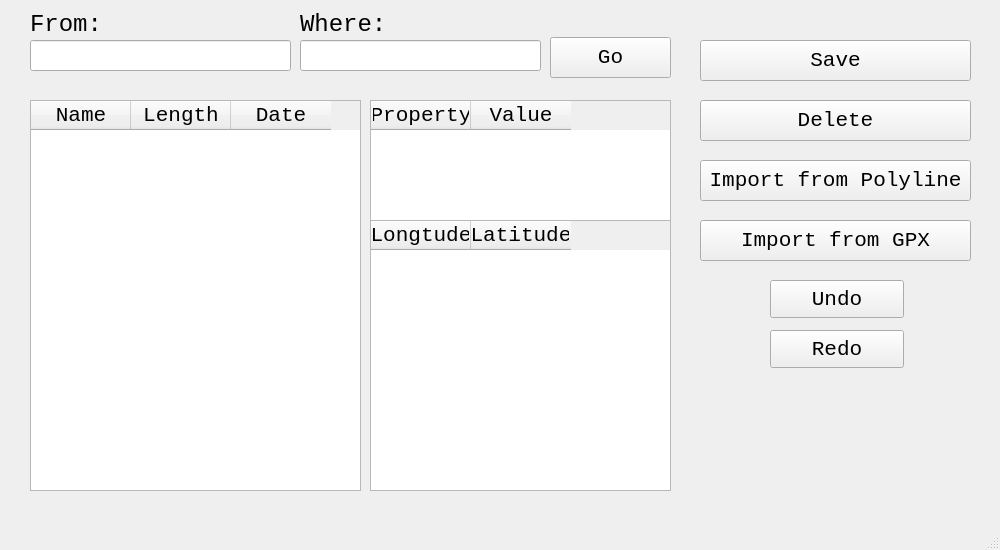
Qt form Lab 1. Routes/editor.ui (Panda-Lewandowski/Software-engineering) before a commit.
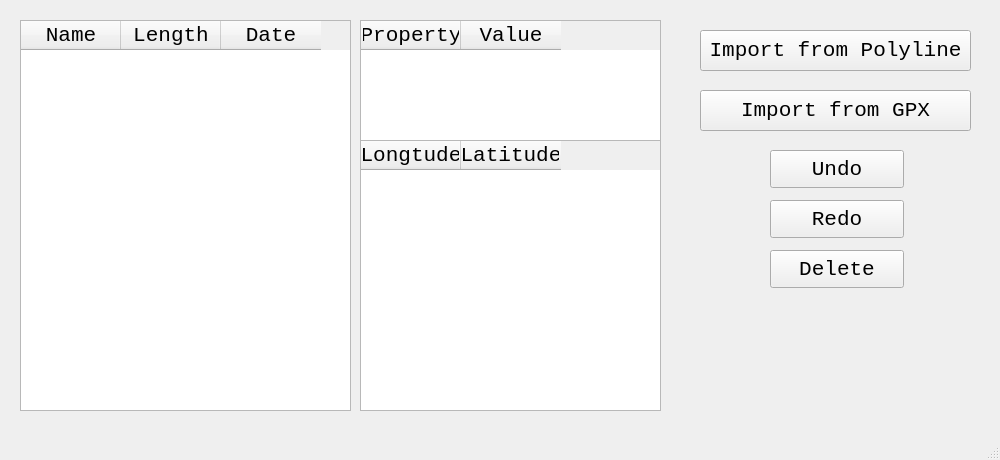
The same form after that commit.

Diff of the .ui file:
```diff
--- a/Lab 1. Routes/editor.ui
+++ b/Lab 1. Routes/editor.ui
@@ -7,94 +7,24 @@
     <x>0</x>
     <y>0</y>
     <width>1000</width>
-    <height>550</height>
+    <height>460</height>
    </rect>
   </property>
   <property name="minimumSize">
    <size>
     <width>1000</width>
-    <height>550</height>
+    <height>460</height>
    </size>
   </property>
   <property name="windowTitle">
    <string>Polyline Editor</string>
   </property>
   <widget class="QWidget" name="centralwidget">
-   <widget class="QLineEdit" name="from">
-    <property name="geometry">
-     <rect>
-      <x>30</x>
-      <y>40</y>
-      <width>261</width>
-      <height>31</height>
-     </rect>
-    </property>
-    <property name="font">
-     <font>
-      <family>Courier New</family>
-      <weight>75</weight>
-      <bold>true</bold>
-     </font>
-    </property>
-   </widget>
-   <widget class="QLineEdit" name="where">
-    <property name="geometry">
-     <rect>
-      <x>300</x>
-      <y>40</y>
-      <width>241</width>
-      <height>31</height>
-     </rect>
-    </property>
-    <property name="font">
-     <font>
-      <family>Courier New</family>
-     </font>
-    </property>
-   </widget>
-   <widget class="QLabel" name="label">
-    <property name="geometry">
-     <rect>
-      <x>30</x>
-      <y>10</y>
-      <width>131</width>
-      <height>30</height>
-     </rect>
-    </property>
-    <property name="font">
-     <font>
-      <family>Courier New</family>
-      <pointsize>18</pointsize>
-     </font>
-    </property>
-    <property name="text">
-     <string>From:</string>
-    </property>
-   </widget>
-   <widget class="QLabel" name="label_2">
-    <property name="geometry">
-     <rect>
-      <x>300</x>
-      <y>10</y>
-      <width>131</width>
-      <height>30</height>
-     </rect>
-    </property>
-    <property name="font">
-     <font>
-      <family>Courier New</family>
-      <pointsize>18</pointsize>
-     </font>
-    </property>
-    <property name="text">
-     <string>Where:</string>
-    </property>
-   </widget>
    <widget class="QTableWidget" name="points">
     <property name="geometry">
      <rect>
-      <x>370</x>
-      <y>220</y>
+      <x>360</x>
+      <y>140</y>
       <width>301</width>
       <height>271</height>
      </rect>
@@ -132,7 +62,7 @@
     <property name="geometry">
      <rect>
       <x>770</x>
-      <y>330</y>
+      <y>200</y>
       <width>134</width>
       <height>38</height>
      </rect>
@@ -151,7 +81,7 @@
     <property name="geometry">
      <rect>
       <x>770</x>
-      <y>280</y>
+      <y>150</y>
       <width>134</width>
       <height>38</height>
      </rect>
@@ -166,30 +96,11 @@
      <string>Undo</string>
     </property>
    </widget>
-   <widget class="QPushButton" name="go">
-    <property name="geometry">
-     <rect>
-      <x>550</x>
-      <y>37</y>
-      <width>121</width>
-      <height>41</height>
-     </rect>
-    </property>
-    <property name="font">
-     <font>
-      <family>Courier New</family>
-      <pointsize>16</pointsize>
-     </font>
-    </property>
-    <property name="text">
-     <string>Go</string>
-    </property>
-   </widget>
    <widget class="QPushButton" name="import_gpx">
     <property name="geometry">
      <rect>
       <x>700</x>
-      <y>220</y>
+      <y>90</y>
       <width>271</width>
       <height>41</height>
      </rect>
@@ -208,7 +119,7 @@
     <property name="geometry">
      <rect>
       <x>700</x>
-      <y>160</y>
+      <y>30</y>
       <width>271</width>
       <height>41</height>
      </rect>
@@ -223,49 +134,11 @@
      <string>Import from Polyline</string>
     </property>
    </widget>
-   <widget class="QPushButton" name="save">
-    <property name="geometry">
-     <rect>
-      <x>700</x>
-      <y>40</y>
-      <width>271</width>
-      <height>41</height>
-     </rect>
-    </property>
-    <property name="font">
-     <font>
-      <family>Courier New</family>
-      <pointsize>16</pointsize>
-     </font>
-    </property>
-    <property name="text">
-     <string>Save</string>
-    </property>
-   </widget>
-   <widget class="QPushButton" name="delete">
-    <property name="geometry">
-     <rect>
-      <x>700</x>
-      <y>100</y>
-      <width>271</width>
-      <height>41</height>
-     </rect>
-    </property>
-    <property name="font">
-     <font>
-      <family>Courier New</family>
-      <pointsize>16</pointsize>
-     </font>
-    </property>
-    <property name="text">
-     <string>Delete</string>
-    </property>
-   </widget>
    <widget class="QTableWidget" name="routes">
     <property name="geometry">
      <rect>
-      <x>30</x>
-      <y>100</y>
+      <x>20</x>
+      <y>20</y>
       <width>331</width>
       <height>391</height>
      </rect>
@@ -313,8 +186,8 @@
    <widget class="QTableWidget" name="info">
     <property name="geometry">
      <rect>
-      <x>370</x>
-      <y>100</y>
+      <x>360</x>
+      <y>20</y>
       <width>301</width>
       <height>121</height>
      </rect>
@@ -348,6 +221,25 @@
      </property>
     </column>
    </widget>
+   <widget class="QPushButton" name="delete">
+    <property name="geometry">
+     <rect>
+      <x>770</x>
+      <y>250</y>
+      <width>134</width>
+      <height>38</height>
+     </rect>
+    </property>
+    <property name="font">
+     <font>
+      <family>Courier New</family>
+      <pointsize>16</pointsize>
+     </font>
+    </property>
+    <property name="text">
+     <string>Delete</string>
+    </property>
+   </widget>
   </widget>
   <widget class="QStatusBar" name="statusbar">
    <property name="font">
```
